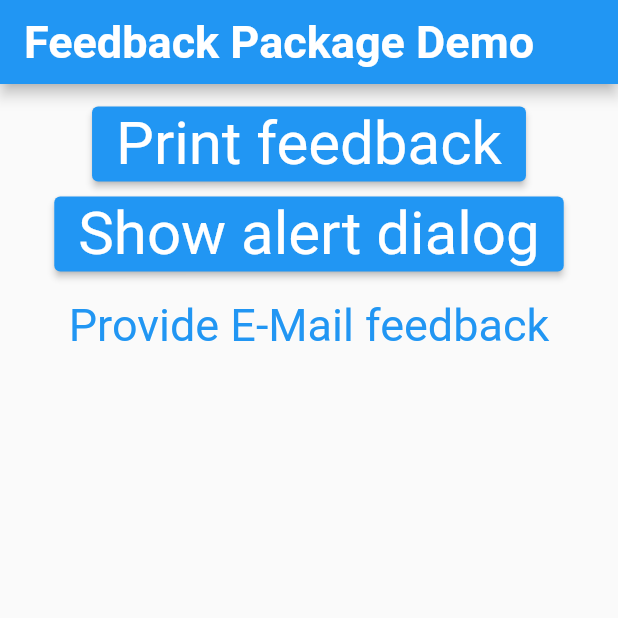
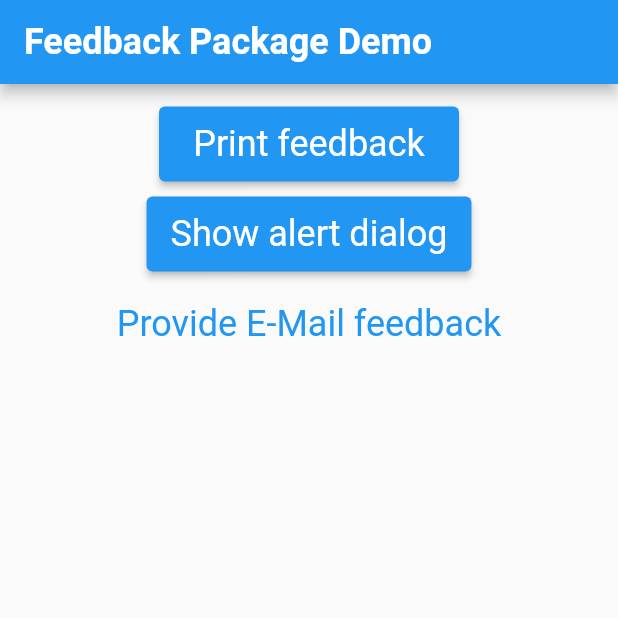
Before and after one commit to MuhammadBilalAkbar/feedback_package_flutter, a Flutter app: the screen it shows after launch, on a phone screen of 412 x 824 dp, the top half of it. Run offline on Flutter 3.47's test engine with Material 2 defaults, Android fonts, the phone set to English and light mode, and no system bars; missing offline and left inert: feedback, flutter_email_sender.

Commit message:
Initial commit

```diff
--- a/lib/main.dart
+++ b/lib/main.dart
@@ -29,19 +29,19 @@ class MyApp extends StatelessWidget {
             ),
             appBarTheme: const AppBarTheme(
               titleTextStyle: TextStyle(
-                fontSize: 30,
+                fontSize: 24,
                 fontWeight: FontWeight.bold,
               ),
             ),
             elevatedButtonTheme: ElevatedButtonThemeData(
               style: ElevatedButton.styleFrom(
-                textStyle: const TextStyle(fontSize: 40),
+                textStyle: const TextStyle(fontSize: 24),
                 minimumSize: const Size(200, 50),
               ),
             ),
             textButtonTheme: TextButtonThemeData(
               style: TextButton.styleFrom(
-                textStyle: const TextStyle(fontSize: 30),
+                textStyle: const TextStyle(fontSize: 24),
                 minimumSize: const Size(200, 50),
               ),
             ),
```
